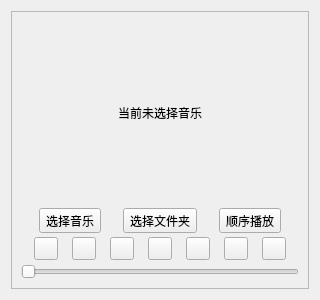
Before: the Qt Designer form widget.ui in tslqbsa/PetMediaPlayer-new-, drawn with Qt 5.
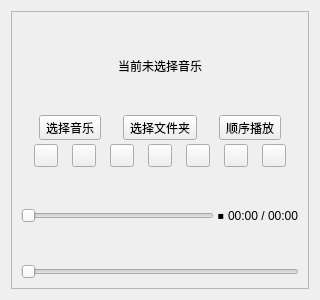
After: the same form once the commit is applied.

```diff
--- a/widget.ui
+++ b/widget.ui
@@ -152,6 +152,34 @@
           </item>
          </layout>
         </item>
+        <item>
+         <layout class="QHBoxLayout" name="horizontalLayout_3">
+          <item>
+           <widget class="QSlider" name="ProgressSlider">
+            <property name="maximum">
+             <number>100</number>
+            </property>
+            <property name="orientation">
+             <enum>Qt::Orientation::Horizontal</enum>
+            </property>
+           </widget>
+          </item>
+          <item>
+           <widget class="QLabel" name="PlayerStatusIconLabel">
+            <property name="text">
+             <string>⏹</string>
+            </property>
+           </widget>
+          </item>
+          <item>
+           <widget class="QLabel" name="TimeLabel">
+            <property name="text">
+             <string>00:00 / 00:00</string>
+            </property>
+           </widget>
+          </item>
+         </layout>
+        </item>
         <item>
          <widget class="QSlider" name="VolumeSlider">
           <property name="orientation">
```
